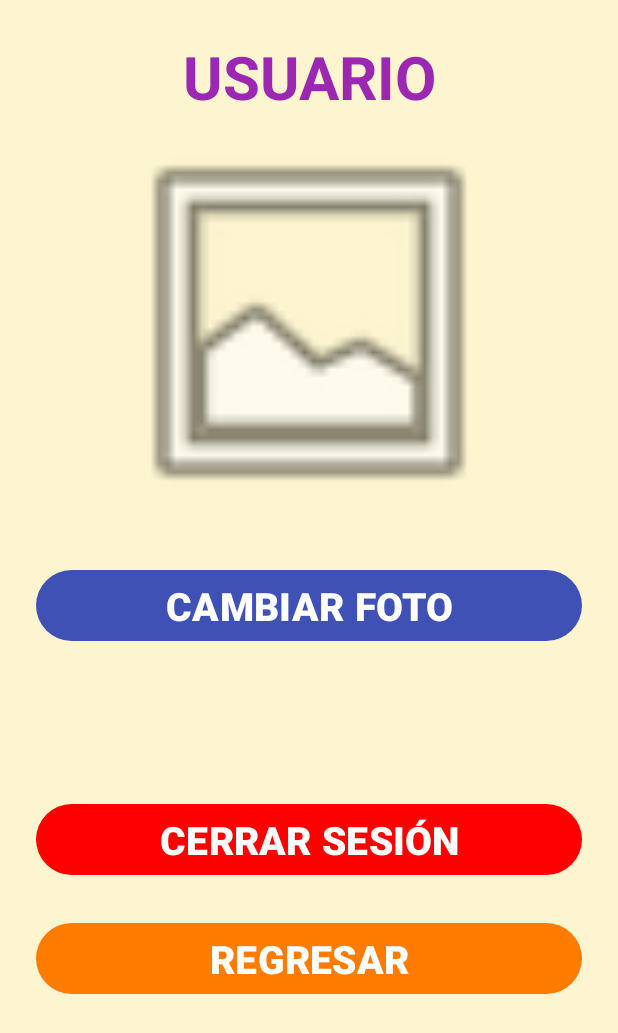
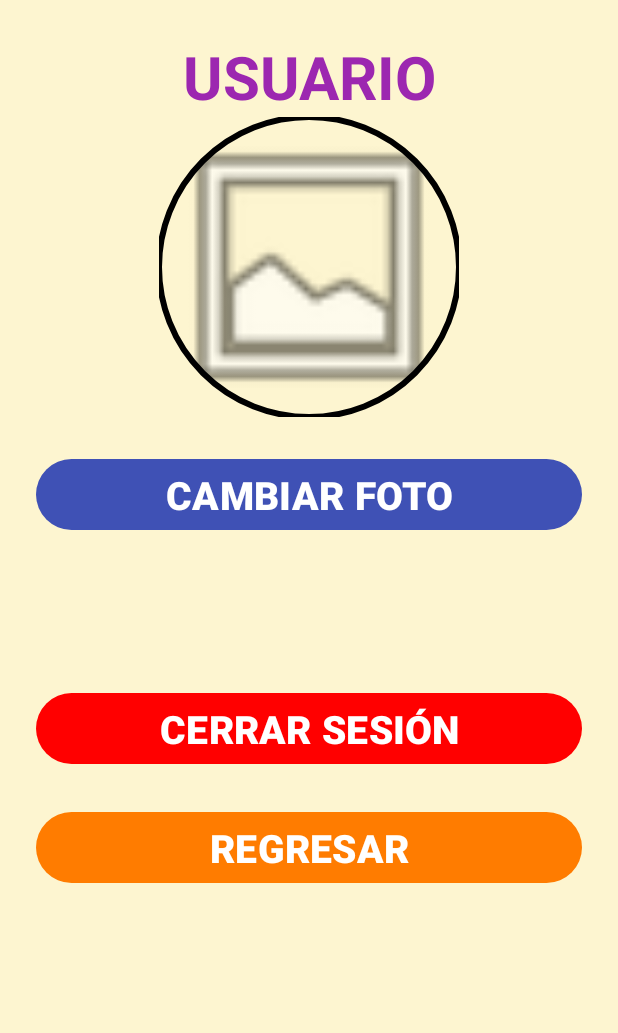
Before and after one commit to AmadaSarahi/HBGcompartido, an Android app: the UserActivity screen opened directly, with no data from a screen before it, on a phone screen of 412 x 824 dp. Shown: the top 1033 px of the screen. Run offline under Robolectric (Android 15) with nearby library versions, the phone set to English and light mode, and no system bars; our stand-ins replace Firebase (no records; nobody signed in at launch, a user with empty details on screens opened directly).

Commit message:
Cambios pequeños en el diseño de la pantalla Usuario

```diff
--- a/app/src/main/res/layout/activity_user.xml
+++ b/app/src/main/res/layout/activity_user.xml
@@ -26,11 +26,17 @@
         android:layout_height="match_parent"
         android:orientation="vertical">
 
-        <ImageView
+        <com.google.android.material.imageview.ShapeableImageView
             android:id="@+id/imgViewUser"
-            android:layout_width="match_parent"
-            android:layout_height="274dp"
-            app:srcCompat="@android:drawable/ic_menu_gallery" />
+            android:layout_width="200dp"
+            android:layout_height="200dp"
+            android:contentDescription="Mi foto"
+            android:layout_gravity="center"
+            app:srcCompat="@android:drawable/ic_menu_gallery"
+            android:scaleType="centerCrop"
+            app:shapeAppearanceOverlay="@style/roundedImageView"
+            app:strokeColor="@color/black"
+            app:strokeWidth="4dp"/>
 
         <com.google.android.material.button.MaterialButton
             android:id="@+id/btnImg"
--- /dev/null
+++ b/app/src/main/res/values/styles.xml
@@ -0,0 +1,7 @@
+<?xml version="1.0" encoding="utf-8"?>
+<resources>
+    <style name="roundedImageView">
+        <item name="cornerFamily">rounded</item>
+        <item name="cornerSize">50%</item>
+    </style>
+</resources>
```
